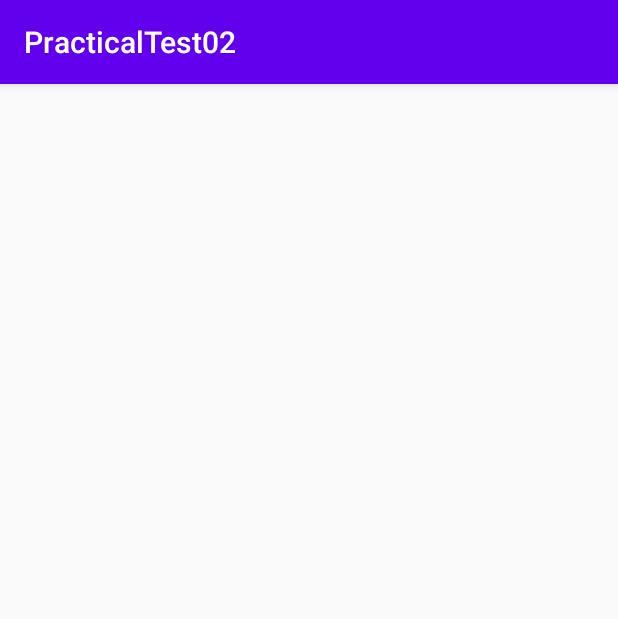
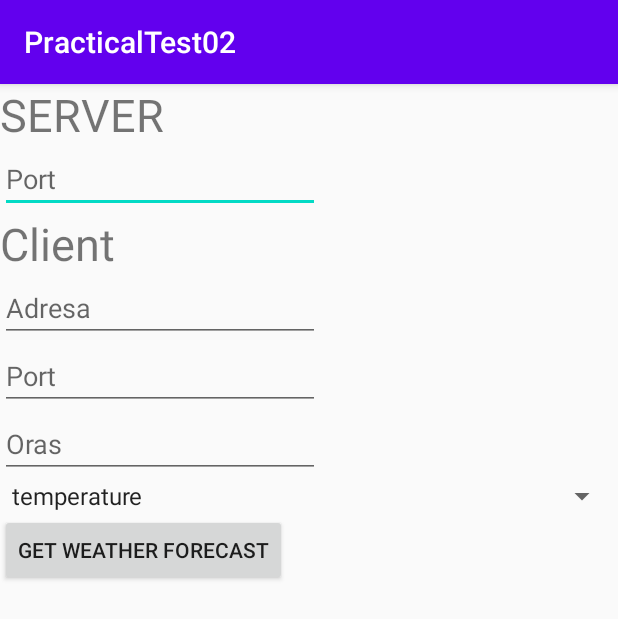
Before and after one commit to RemusBompaEIM/PracticalTest02_Test, an Android app: the screen it shows after launch (PracticalTest02MainActivity), on a phone screen of 412 x 824 dp. Shown: the top 619 px of the screen. Run offline under Robolectric (Android 15) with nearby library versions, the phone set to English and light mode, and no system bars.

Commit message:
2-Interfata Grafica

```diff
--- a/app/src/main/AndroidManifest.xml
+++ b/app/src/main/AndroidManifest.xml
@@ -1,6 +1,9 @@
 <?xml version="1.0" encoding="utf-8"?>
 <manifest xmlns:android="http://schemas.android.com/apk/res/android"
     package="ro.pub.cs.systems.eim.practicaltest02">
+    <!-- other elements -->
+    <uses-permission
+        android:name="android.permission.INTERNET" />
 
     <application
         android:allowBackup="true"
--- a/app/src/main/res/layout/activity_practical_test02_main.xml
+++ b/app/src/main/res/layout/activity_practical_test02_main.xml
@@ -4,6 +4,71 @@
     xmlns:tools="http://schemas.android.com/tools"
     android:layout_width="match_parent"
     android:layout_height="match_parent"
+    android:scrollbarSize="30sp"
     tools:context=".PracticalTest02MainActivity">
 
+    <LinearLayout
+        android:layout_width="match_parent"
+        android:layout_height="match_parent"
+        android:orientation="vertical">
+
+        <TextView
+            android:id="@+id/SERVER"
+            android:layout_width="134dp"
+            android:layout_height="wrap_content"
+            android:text="@string/textview_server"
+            android:textSize="30sp" />
+
+        <EditText
+            android:id="@+id/server_port_textedit"
+            android:layout_width="wrap_content"
+            android:layout_height="wrap_content"
+            android:ems="10"
+            android:hint="Port"
+            android:inputType="textPersonName" />
+
+        <TextView
+            android:id="@+id/textView2"
+            android:layout_width="wrap_content"
+            android:layout_height="wrap_content"
+            android:text="Client"
+            android:textSize="30sp" />
+
+        <EditText
+            android:id="@+id/adr_client_textedit"
+            android:layout_width="wrap_content"
+            android:layout_height="wrap_content"
+            android:ems="10"
+            android:hint="Adresa"
+            android:inputType="textPersonName" />
+
+        <EditText
+            android:id="@+id/port_client_textedit"
+            android:layout_width="wrap_content"
+            android:layout_height="wrap_content"
+            android:ems="10"
+            android:hint="Port"
+            android:inputType="textPersonName" />
+
+        <EditText
+            android:id="@+id/oras_textedit"
+            android:layout_width="wrap_content"
+            android:layout_height="wrap_content"
+            android:ems="10"
+            android:hint="Oras"
+            android:inputType="textPersonName" />
+
+        <Spinner
+            android:id="@+id/spinner"
+            android:layout_width="match_parent"
+            android:layout_height="wrap_content"
+            android:entries="@array/options_array" />
+
+        <Button
+            android:id="@+id/button"
+            android:layout_width="wrap_content"
+            android:layout_height="wrap_content"
+            android:text="Get weather forecast" />
+    </LinearLayout>
+
 </android.support.constraint.ConstraintLayout>
--- /dev/null
+++ b/app/src/main/res/values/client_options.xml
@@ -0,0 +1,11 @@
+<?xml version="1.0" encoding="utf-8"?>
+<resources>
+    <string-array name="options_array">
+        <item>temperature</item>
+        <item>wind_speed</item>
+        <item>condition</item>
+        <item>pressure</item>
+        <item>humidity</item>
+        <item>all</item>
+    </string-array>
+</resources>
--- a/app/src/main/res/values/strings.xml
+++ b/app/src/main/res/values/strings.xml
@@ -1,3 +1,4 @@
 <resources>
     <string name="app_name">PracticalTest02</string>
+    <string name="textview_server">SERVER</string>
 </resources>
```
